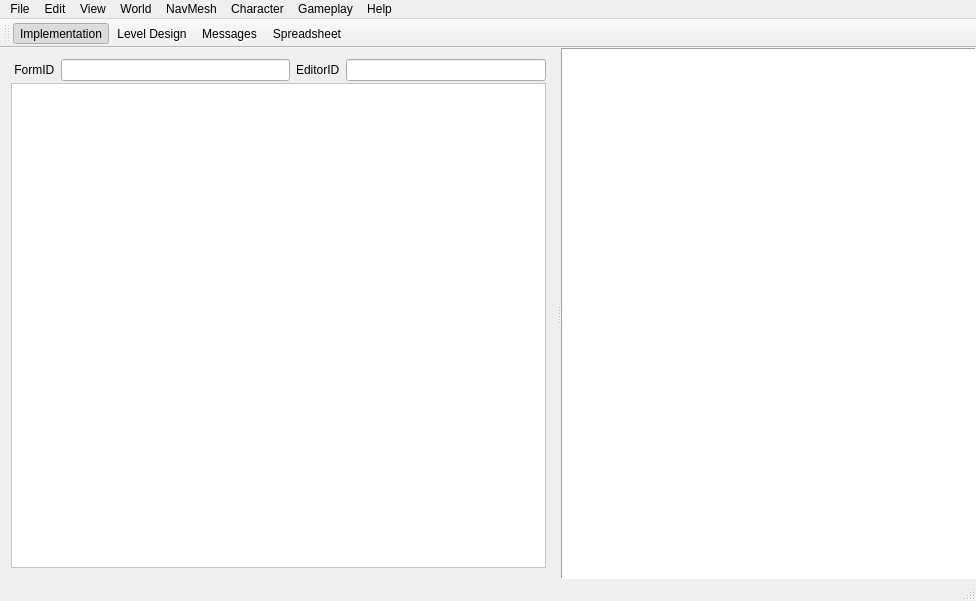
Before: the Qt Designer form OpenCK/ui/mainwindow.ui in Open-CK/OpenCK, drawn with Qt 5.
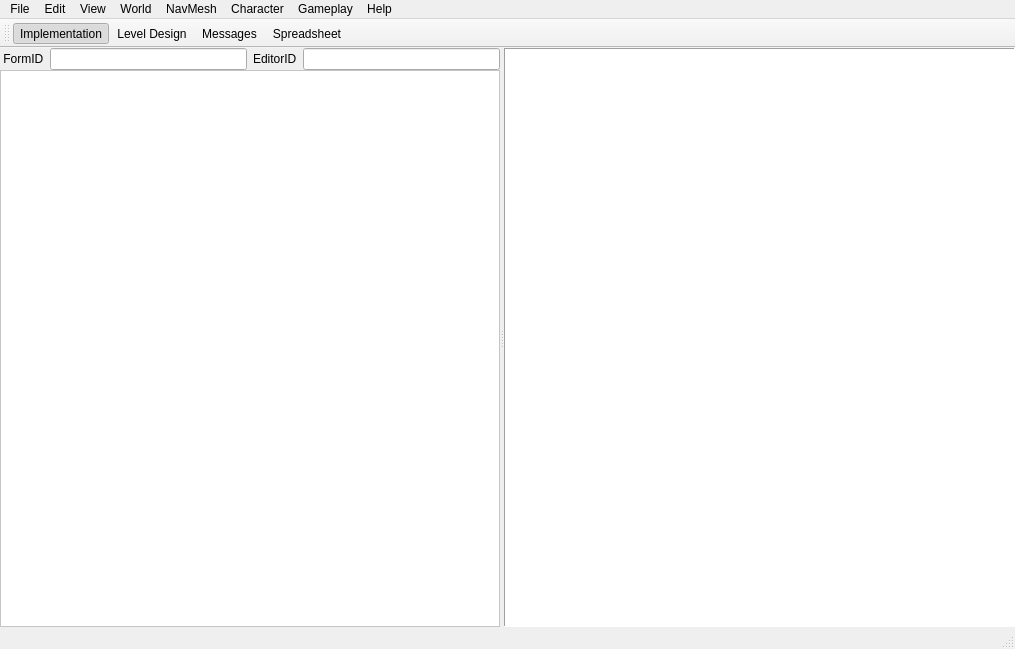
After: the same form once the commit is applied. The open tabs and pages were chosen to show the change. Icons and pictures are not drawn.

Commit message: Settings some maximum constraints for the splitter sizes.

```diff
--- a/OpenCK/ui/mainwindow.ui
+++ b/OpenCK/ui/mainwindow.ui
@@ -6,8 +6,8 @@
    <rect>
     <x>0</x>
     <y>0</y>
-    <width>976</width>
-    <height>601</height>
+    <width>1015</width>
+    <height>649</height>
    </rect>
   </property>
   <property name="windowTitle">
@@ -43,7 +43,7 @@
        <number>0</number>
       </property>
       <widget class="QWidget" name="pageImplementationView">
-       <layout class="QVBoxLayout" name="verticalLayout_3">
+       <layout class="QVBoxLayout" name="verticalLayout_11">
         <property name="spacing">
          <number>0</number>
         </property>
@@ -64,25 +64,77 @@
           <property name="orientation">
            <enum>Qt::Horizontal</enum>
           </property>
-          <widget class="QWidget" name="verticalLayoutWidget_4">
-           <layout class="QVBoxLayout" name="verticalLayoutImplementationLeftSidebar">
+          <widget class="QFrame" name="frame">
+           <property name="maximumSize">
+            <size>
+             <width>500</width>
+             <height>16777215</height>
+            </size>
+           </property>
+           <property name="frameShape">
+            <enum>QFrame::NoFrame</enum>
+           </property>
+           <property name="frameShadow">
+            <enum>QFrame::Plain</enum>
+           </property>
+           <layout class="QVBoxLayout" name="verticalLayout_3">
             <property name="spacing">
-             <number>2</number>
+             <number>0</number>
+            </property>
+            <property name="leftMargin">
+             <number>0</number>
+            </property>
+            <property name="topMargin">
+             <number>0</number>
+            </property>
+            <property name="rightMargin">
+             <number>0</number>
+            </property>
+            <property name="bottomMargin">
+             <number>0</number>
             </property>
             <item>
              <layout class="QHBoxLayout" name="horizontalLayout">
+              <property name="sizeConstraint">
+               <enum>QLayout::SetDefaultConstraint</enum>
+              </property>
               <item>
                <widget class="QLabel" name="labelFormID">
+                <property name="sizePolicy">
+                 <sizepolicy hsizetype="Fixed" vsizetype="Preferred">
+                  <horstretch>0</horstretch>
+                  <verstretch>0</verstretch>
+                 </sizepolicy>
+                </property>
                 <property name="text">
                  <string> FormID</string>
                 </property>
                </widget>
               </item>
               <item>
-               <widget class="QLineEdit" name="lineEditFormID"/>
+               <widget class="QLineEdit" name="lineEditFormID">
+                <property name="sizePolicy">
+                 <sizepolicy hsizetype="Expanding" vsizetype="Fixed">
+                  <horstretch>0</horstretch>
+                  <verstretch>0</verstretch>
+                 </sizepolicy>
+                </property>
+                <property name="maximumSize">
+                 <size>
+                  <width>200</width>
+                  <height>16777215</height>
+                 </size>
+                </property>
+               </widget>
               </item>
               <item>
                <widget class="QLabel" name="labelEditorID">
+                <property name="sizePolicy">
+                 <sizepolicy hsizetype="Fixed" vsizetype="Preferred">
+                  <horstretch>0</horstretch>
+                  <verstretch>0</verstretch>
+                 </sizepolicy>
+                </property>
                 <property name="text">
                  <string>EditorID</string>
                 </property>
@@ -90,6 +142,12 @@
               </item>
               <item>
                <widget class="QLineEdit" name="lineEditEditorID">
+                <property name="sizePolicy">
+                 <sizepolicy hsizetype="Expanding" vsizetype="Fixed">
+                  <horstretch>0</horstretch>
+                  <verstretch>0</verstretch>
+                 </sizepolicy>
+                </property>
                 <property name="maximumSize">
                  <size>
                   <width>200</width>
@@ -103,11 +161,17 @@
             <item>
              <widget class="QTreeView" name="treeViewImplementation">
               <property name="sizePolicy">
-               <sizepolicy hsizetype="Expanding" vsizetype="Expanding">
+               <sizepolicy hsizetype="Preferred" vsizetype="Expanding">
                 <horstretch>0</horstretch>
                 <verstretch>0</verstretch>
                </sizepolicy>
               </property>
+              <property name="maximumSize">
+               <size>
+                <width>500</width>
+                <height>16777215</height>
+               </size>
+              </property>
               <property name="autoFillBackground">
                <bool>false</bool>
               </property>
@@ -462,7 +526,7 @@
     <rect>
      <x>0</x>
      <y>0</y>
-     <width>976</width>
+     <width>1015</width>
      <height>21</height>
     </rect>
    </property>
```
Left out of the diff: 77 changed lines with no effect on the pictures. Lines whose indentation alone changed are shown as unchanged.
